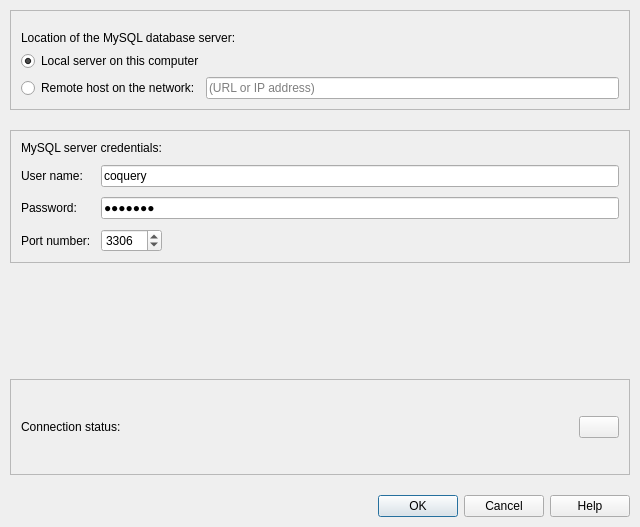
First picture: the form in coquery/gui/MySQLOptions.ui, repository gkunter/coquery, before the edit.
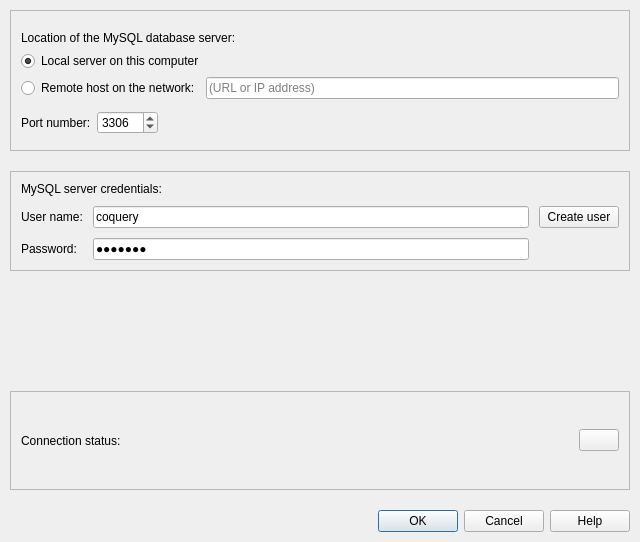
Second picture: the form after the edit.

Commit message: Add user creation

Diff of the .ui file:
```diff
--- a/coquery/gui/MySQLOptions.ui
+++ b/coquery/gui/MySQLOptions.ui
@@ -7,7 +7,7 @@
     <x>0</x>
     <y>0</y>
     <width>640</width>
-    <height>527</height>
+    <height>542</height>
    </rect>
   </property>
   <property name="windowTitle">
@@ -86,11 +86,54 @@
         </item>
        </layout>
       </item>
+      <item>
+       <layout class="QHBoxLayout" name="horizontalLayout_3">
+        <item>
+         <widget class="QLabel" name="label_4">
+          <property name="text">
+           <string>Port number:</string>
+          </property>
+         </widget>
+        </item>
+        <item>
+         <widget class="QSpinBox" name="port">
+          <property name="minimum">
+           <number>1</number>
+          </property>
+          <property name="maximum">
+           <number>65535</number>
+          </property>
+          <property name="value">
+           <number>3306</number>
+          </property>
+         </widget>
+        </item>
+        <item>
+         <spacer name="horizontalSpacer_2">
+          <property name="orientation">
+           <enum>Qt::Horizontal</enum>
+          </property>
+          <property name="sizeHint" stdset="0">
+           <size>
+            <width>227</width>
+            <height>35</height>
+           </size>
+          </property>
+         </spacer>
+        </item>
+       </layout>
+      </item>
      </layout>
     </widget>
    </item>
    <item>
     <widget class="QFrame" name="frame">
+     <property name="sizePolicy">
+      <sizepolicy hsizetype="Preferred" vsizetype="Minimum">
+       <horstretch>0</horstretch>
+       <verstretch>0</verstretch>
+      </sizepolicy>
+     </property>
      <property name="frameShape">
       <enum>QFrame::StyledPanel</enum>
      </property>
@@ -112,24 +155,7 @@
        </widget>
       </item>
       <item>
-       <layout class="QFormLayout" name="formLayout">
-        <property name="fieldGrowthPolicy">
-         <enum>QFormLayout::ExpandingFieldsGrow</enum>
-        </property>
-        <item row="0" column="0">
-         <widget class="QLabel" name="label">
-          <property name="text">
-           <string>User name:</string>
-          </property>
-         </widget>
-        </item>
-        <item row="0" column="1">
-         <widget class="QLineEdit" name="user">
-          <property name="text">
-           <string>coquery</string>
-          </property>
-         </widget>
-        </item>
+       <layout class="QGridLayout" name="gridLayout">
         <item row="1" column="0">
          <widget class="QLabel" name="label_2">
           <property name="text">
@@ -139,6 +165,12 @@
         </item>
         <item row="1" column="1">
          <widget class="QLineEdit" name="password">
+          <property name="sizePolicy">
+           <sizepolicy hsizetype="MinimumExpanding" vsizetype="Fixed">
+            <horstretch>0</horstretch>
+            <verstretch>0</verstretch>
+           </sizepolicy>
+          </property>
           <property name="text">
            <string>coquery</string>
           </property>
@@ -147,23 +179,33 @@
           </property>
          </widget>
         </item>
-        <item row="2" column="0">
-         <widget class="QLabel" name="label_4">
+        <item row="0" column="0">
+         <widget class="QLabel" name="label">
           <property name="text">
-           <string>Port number:</string>
+           <string>User name:</string>
+          </property>
+         </widget>
+        </item>
+        <item row="0" column="1">
+         <widget class="QLineEdit" name="user">
+          <property name="sizePolicy">
+           <sizepolicy hsizetype="MinimumExpanding" vsizetype="Fixed">
+            <horstretch>0</horstretch>
+            <verstretch>0</verstretch>
+           </sizepolicy>
+          </property>
+          <property name="text">
+           <string>coquery</string>
           </property>
          </widget>
         </item>
         <item row="2" column="1">
-         <widget class="QSpinBox" name="port">
-          <property name="minimum">
-           <number>1</number>
-          </property>
-          <property name="maximum">
-           <number>65535</number>
-          </property>
-          <property name="value">
-           <number>3306</number>
+         <layout class="QHBoxLayout" name="horizontalLayout_2"/>
+        </item>
+        <item row="0" column="2">
+         <widget class="QPushButton" name="button_create_user">
+          <property name="text">
+           <string>Create user</string>
           </property>
          </widget>
         </item>
@@ -209,7 +251,7 @@
       <item>
        <widget class="QLabel" name="label_connection">
         <property name="sizePolicy">
-         <sizepolicy hsizetype="Preferred" vsizetype="MinimumExpanding">
+         <sizepolicy hsizetype="MinimumExpanding" vsizetype="MinimumExpanding">
           <horstretch>0</horstretch>
           <verstretch>0</verstretch>
          </sizepolicy>
@@ -222,19 +264,6 @@
         </property>
        </widget>
       </item>
-      <item>
-       <spacer name="horizontalSpacer">
-        <property name="orientation">
-         <enum>Qt::Horizontal</enum>
-        </property>
-        <property name="sizeHint" stdset="0">
-         <size>
-          <width>40</width>
-          <height>20</height>
-         </size>
-        </property>
-       </spacer>
-      </item>
       <item>
        <widget class="QPushButton" name="button_status">
         <property name="sizePolicy">
```
Left out of the diff: 6 changed lines with no effect on the pictures. The commit also changes 2 other files.
